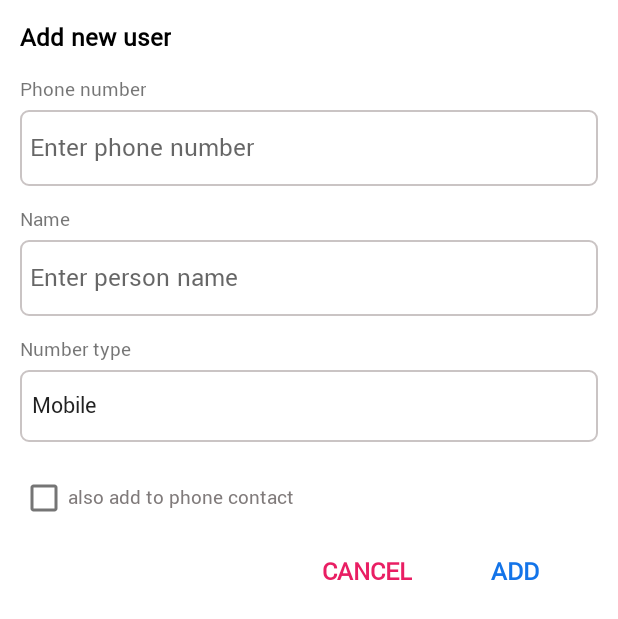
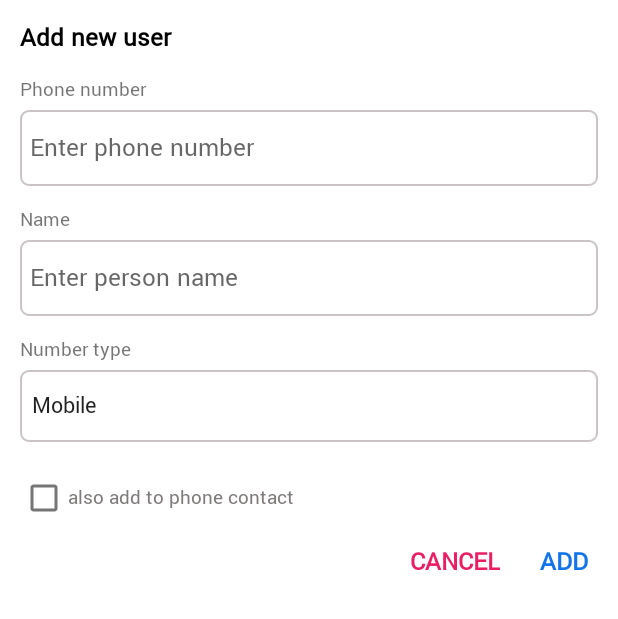
Before and after one commit to Numrahmubeen/CallerTune, an Android app: the layout dialog_add_number.xml on its own in the app's theme, with its tools: preview values and no code run, on a phone screen of 412 x 824 dp. Shown: the top 619 px of the screen. Run offline under Robolectric (Android 15) with nearby library versions, the phone set to English and light mode, and no system bars.

```diff
--- a/app/src/main/res/layout/dialog_add_number.xml
+++ b/app/src/main/res/layout/dialog_add_number.xml
@@ -1,5 +1,5 @@
 <?xml version="1.0" encoding="utf-8"?>
-<LinearLayout xmlns:android="http://schemas.android.com/apk/res/android"
+<RelativeLayout xmlns:android="http://schemas.android.com/apk/res/android"
     android:layout_width="match_parent"
     android:layout_height="wrap_content"
     android:layout_marginStart="@dimen/_10sdp"
@@ -8,23 +8,27 @@
     android:orientation="vertical">
 
     <TextView
-        android:layout_width="wrap_content"
+        android:layout_width="match_parent"
         android:layout_height="wrap_content"
+        android:id="@+id/add_new_user_tv"
         android:text="Add new user"
         android:textAppearance="@style/TextAppearance.AppCompat.Medium"
         android:textColor="@color/black"
         android:textStyle="bold" />
 
     <TextView
-        android:layout_width="wrap_content"
+        android:layout_width="match_parent"
         android:layout_height="wrap_content"
+        android:id="@+id/phone_no_tv"
         android:layout_marginTop="@dimen/_10sdp"
+        android:layout_below="@+id/add_new_user_tv"
         android:text="Phone number" />
 
     <EditText
         android:id="@+id/number_et"
         android:layout_width="match_parent"
         android:layout_height="wrap_content"
+        android:layout_below="@+id/phone_no_tv"
         android:layout_marginTop="@dimen/_3sdp"
         android:background="@drawable/et_bg"
         android:hint="Enter phone number"
@@ -34,8 +38,10 @@
         android:textColor="@color/gray" />
 
     <TextView
-        android:layout_width="wrap_content"
+        android:layout_width="match_parent"
         android:layout_height="wrap_content"
+        android:id="@+id/name_tv"
+        android:layout_below="@+id/number_et"
         android:layout_marginTop="@dimen/_10sdp"
         android:layout_marginBottom="@dimen/_3sdp"
         android:text="Name" />
@@ -44,6 +50,7 @@
         android:id="@+id/name_et"
         android:layout_width="match_parent"
         android:layout_height="wrap_content"
+        android:layout_below="@id/name_tv"
         android:background="@drawable/et_bg"
         android:hint="Enter person name"
         android:paddingHorizontal="@dimen/_5sdp"
@@ -51,8 +58,10 @@
         android:textColor="@color/gray" />
 
     <TextView
-        android:layout_width="wrap_content"
+        android:layout_width="match_parent"
         android:layout_height="wrap_content"
+        android:id="@+id/number_type_tv"
+        android:layout_below="@id/name_et"
         android:layout_marginTop="@dimen/_10sdp"
         android:layout_marginBottom="@dimen/_3sdp"
         android:text="Number type" />
@@ -61,30 +70,32 @@
         android:id="@+id/numberTyp_sp"
         android:layout_width="match_parent"
         android:layout_height="wrap_content"
+        android:layout_below="@+id/number_type_tv"
         android:background="@drawable/et_bg"
         android:entries="@array/number_type"
         android:paddingVertical="@dimen/_10sdp" />
 
     <com.google.android.material.checkbox.MaterialCheckBox
         android:id="@+id/shouldAddToPhone"
-        android:layout_width="wrap_content"
+        android:layout_width="match_parent"
         android:layout_height="wrap_content"
+        android:layout_below="@+id/numberTyp_sp"
         android:layout_marginTop="@dimen/_10sdp"
         android:text="also add to phone contact"
         android:textColor="@color/gray" />
 
     <LinearLayout
-        android:layout_width="wrap_content"
+        android:layout_width="match_parent"
         android:layout_height="wrap_content"
-        android:layout_gravity="end"
-        android:layout_marginRight="@dimen/_20sdp"
+        android:layout_below="@id/shouldAddToPhone"
+        android:gravity="end"
         android:orientation="horizontal">
 
         <TextView
             android:id="@+id/cancel_tv"
             android:layout_width="wrap_content"
             android:layout_height="wrap_content"
-            android:padding="@dimen/_10sdp"
+            android:padding="@dimen/_5sdp"
             android:text="CANCEL"
             android:textAppearance="@style/TextAppearance.AppCompat.Medium"
             android:textColor="@color/pink"
@@ -94,11 +105,11 @@
             android:id="@+id/add_tv"
             android:layout_width="wrap_content"
             android:layout_height="wrap_content"
-            android:layout_marginLeft="@dimen/_20sdp"
-            android:padding="@dimen/_10sdp"
+            android:layout_marginLeft="@dimen/_10sdp"
+            android:padding="@dimen/_5sdp"
             android:text="ADD"
             android:textAppearance="@style/TextAppearance.AppCompat.Medium"
             android:textColor="@color/colorPrimary"
             android:textStyle="bold" />
     </LinearLayout>
-</LinearLayout>
+</RelativeLayout>
```
